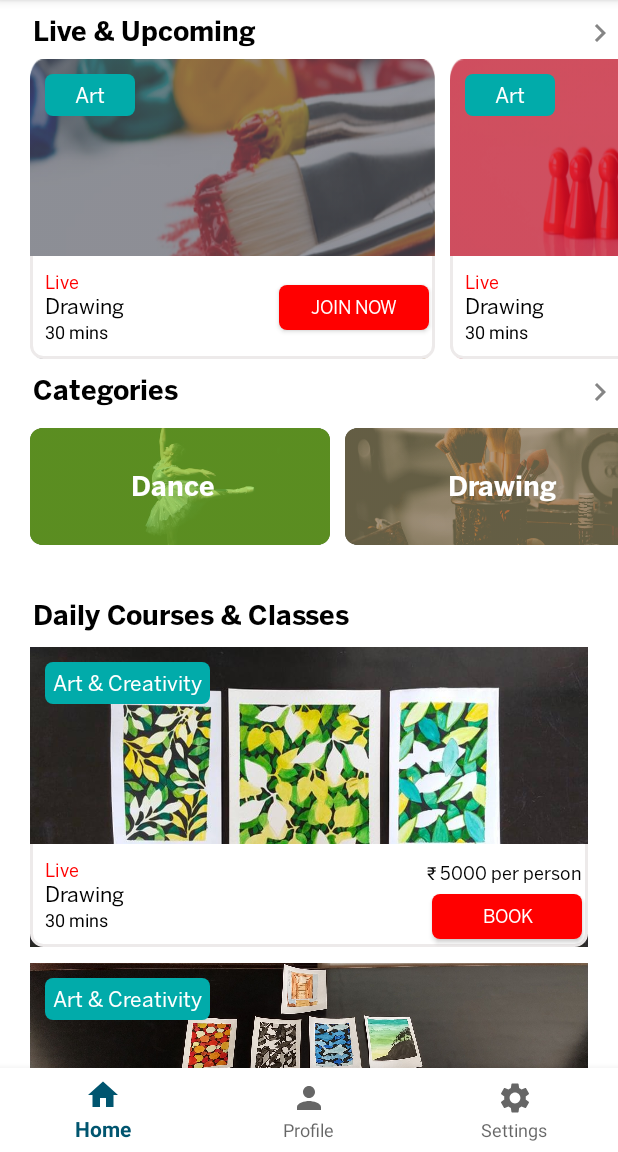
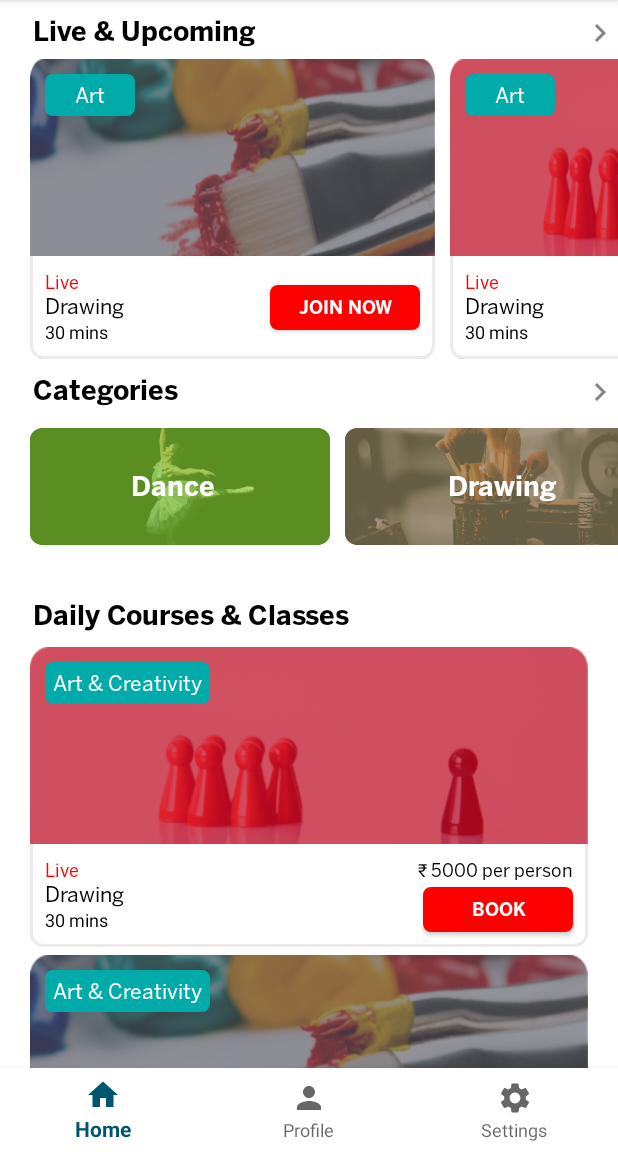
Before and after one commit to MeetShah29/ClassPartyTask, an Android app: the screen it shows after launch (MainActivity), on a phone screen of 412 x 824 dp, the part 84-1236 px from its top. Run offline under Robolectric (Android 15) with nearby library versions, the phone set to English and light mode, and no system bars; our stand-ins replace Shimmer.

Commit message:
Fixed UI

```diff
--- a/app/src/main/res/drawable/card_edge.xml
+++ b/app/src/main/res/drawable/card_edge.xml
@@ -3,6 +3,5 @@
     <stroke
         android:width="2dp"
         android:color="#EDEAEA" />
-    <corners android:topLeftRadius="5dp" android:bottomLeftRadius="5dp"
-        android:topRightRadius="0.1dp" android:bottomRightRadius="0.1dp"/>
+    <corners android:radius="10dp"/>
 </shape>
--- a/app/src/main/res/layout/art_classes.xml
+++ b/app/src/main/res/layout/art_classes.xml
@@ -114,10 +114,10 @@
                         android:layout_width="100dp"
                         android:layout_height="30dp"
                         android:layout_marginTop="10dp"
-                        android:layout_marginEnd="4dp"
+                        android:layout_marginEnd="10dp"
                         android:layout_marginBottom="10dp"
                         android:background="@drawable/rounded_button"
-                        android:fontFamily="@font/benton_sans_regular"
+                        android:fontFamily="@font/benton_sans_bold"
                         android:text="@string/join_now"
                         android:textColor="@color/white"
                         android:textSize="12sp"
@@ -207,10 +207,10 @@
                         android:layout_width="100dp"
                         android:layout_height="30dp"
                         android:layout_marginTop="10dp"
-                        android:layout_marginEnd="4dp"
+                        android:layout_marginEnd="10dp"
                         android:layout_marginBottom="10dp"
                         android:background="@drawable/rounded_button"
-                        android:fontFamily="@font/benton_sans_regular"
+                        android:fontFamily="@font/benton_sans_bold"
                         android:text="@string/join_now"
                         android:textColor="@color/white"
                         android:textSize="12sp"
@@ -295,14 +295,14 @@
                         app:layout_constraintTop_toBottomOf="@+id/intermediate3" />
 
                     <Button
-                        android:id="@+id/publishedDate3"
+                        android:id="@+id/joinBtn3"
                         android:layout_width="100dp"
                         android:layout_height="30dp"
                         android:layout_marginTop="10dp"
-                        android:layout_marginEnd="4dp"
+                        android:layout_marginEnd="10dp"
                         android:layout_marginBottom="10dp"
                         android:background="@drawable/rounded_button"
-                        android:fontFamily="@font/benton_sans_regular"
+                        android:fontFamily="@font/benton_sans_bold"
                         android:text="@string/join_now"
                         android:textColor="@color/white"
                         android:textSize="12sp"
--- a/app/src/main/res/layout/daily_courses.xml
+++ b/app/src/main/res/layout/daily_courses.xml
@@ -1,6 +1,5 @@
 <?xml version="1.0" encoding="utf-8"?>
-<androidx.constraintlayout.widget.ConstraintLayout
-    xmlns:android="http://schemas.android.com/apk/res/android"
+<androidx.constraintlayout.widget.ConstraintLayout xmlns:android="http://schemas.android.com/apk/res/android"
     xmlns:app="http://schemas.android.com/apk/res-auto"
     xmlns:tools="http://schemas.android.com/tools"
     android:layout_width="match_parent"
@@ -13,18 +12,18 @@
         android:layout_width="wrap_content"
         android:layout_height="wrap_content"
         android:layout_marginStart="22dp"
-        android:textSize="18sp"
         android:fontFamily="@font/benton_sans_bold"
         android:text="@string/dailCourses"
         android:textColor="#000000"
+        android:textSize="18sp"
         app:layout_constraintStart_toStartOf="parent"
         app:layout_constraintTop_toTopOf="parent" />
 
     <LinearLayout
         android:layout_width="match_parent"
         android:layout_height="wrap_content"
+        android:layout_marginLeft="20dp"
         android:layout_marginTop="5dp"
-            android:layout_marginLeft="20dp"
         android:layout_marginRight="20dp"
         android:orientation="vertical"
         app:layout_constraintStart_toStartOf="parent"
@@ -32,16 +31,16 @@
 
         <FrameLayout
             android:id="@+id/frameLayout1"
-                android:layout_marginBottom="5dp"
+            android:layout_width="match_parent"
+            android:layout_height="wrap_content"
             android:layout_marginTop="5dp"
-                android:layout_width="match_parent"
-                android:layout_height="wrap_content">
+            android:layout_marginBottom="5dp">
 
             <ImageView
                 android:layout_width="match_parent"
                 android:layout_height="200dp"
                 android:scaleType="fitXY"
-                    android:src="@drawable/leaves_in_deapth" />
+                android:src="@drawable/chess" />
 
             <TextView
                 android:layout_width="wrap_content"
@@ -101,10 +100,10 @@
                     android:id="@+id/bookBtn1"
                     android:layout_width="100dp"
                     android:layout_height="30dp"
-                        android:layout_marginEnd="4dp"
-                        android:layout_marginBottom="5dp"
+                    android:layout_marginEnd="10dp"
+                    android:layout_marginBottom="10dp"
                     android:background="@drawable/rounded_button"
-                        android:fontFamily="@font/benton_sans_regular"
+                    android:fontFamily="@font/benton_sans_bold"
                     android:text="@string/book"
                     android:textColor="@color/white"
                     android:textSize="12sp"
@@ -115,13 +114,12 @@
                     android:id="@+id/fees1"
                     android:layout_width="wrap_content"
                     android:layout_height="wrap_content"
-                        android:layout_marginTop="5dp"
-                        android:layout_marginEnd="4dp"
+                    android:layout_marginTop="10dp"
+                    android:layout_marginEnd="10dp"
                     android:fontFamily="@font/benton_sans_regular"
+                    android:text="@string/fivethousand"
                     android:textColor="@color/black"
                     android:textSize="12sp"
-                        android:text="@string/fivethousand"
-                        app:layout_constraintBottom_toTopOf="@+id/bookBtn1"
                     app:layout_constraintEnd_toEndOf="parent"
                     app:layout_constraintTop_toTopOf="parent" />
 
@@ -134,7 +132,6 @@
             android:layout_width="match_parent"
             android:layout_height="wrap_content"
             android:layout_marginBottom="5dp"
-                android:layout_marginTop="5dp"
             app:layout_constraintStart_toEndOf="@+id/cardview1"
             app:layout_constraintTop_toTopOf="parent">
 
@@ -142,7 +139,7 @@
                 android:layout_width="match_parent"
                 android:layout_height="200dp"
                 android:scaleType="fitXY"
-                    android:src="@drawable/polaroid" />
+                android:src="@drawable/colors" />
 
             <TextView
                 android:layout_width="wrap_content"
@@ -204,10 +201,10 @@
                     android:id="@+id/bookBtn2"
                     android:layout_width="100dp"
                     android:layout_height="30dp"
-                        android:layout_marginEnd="4dp"
-                        android:layout_marginBottom="5dp"
+                    android:layout_marginEnd="10dp"
+                    android:layout_marginBottom="10dp"
                     android:background="@drawable/rounded_button"
-                        android:fontFamily="@font/benton_sans_regular"
+                    android:fontFamily="@font/benton_sans_bold"
                     android:text="@string/book"
                     android:textColor="@color/white"
                     android:textSize="12sp"
@@ -218,13 +215,12 @@
                     android:id="@+id/fees2"
                     android:layout_width="wrap_content"
                     android:layout_height="wrap_content"
-                        android:layout_marginTop="5dp"
-                        android:layout_marginEnd="4dp"
+                    android:layout_marginTop="10dp"
+                    android:layout_marginEnd="10dp"
                     android:fontFamily="@font/benton_sans_regular"
                     android:text="@string/fourthousand"
                     android:textColor="@color/black"
                     android:textSize="12sp"
-                        app:layout_constraintBottom_toTopOf="@+id/bookBtn2"
                     app:layout_constraintEnd_toEndOf="parent"
                     app:layout_constraintTop_toTopOf="parent" />
 
@@ -236,15 +232,13 @@
             android:id="@+id/frameLayout3"
             android:layout_width="match_parent"
             android:layout_height="wrap_content"
-                android:layout_marginBottom="5dp"
-                android:layout_marginTop="5dp"
             app:layout_constraintTop_toTopOf="parent">
 
             <ImageView
                 android:layout_width="match_parent"
                 android:layout_height="200dp"
-                    android:scaleType="centerCrop"
-                    android:src="@drawable/fooddish" />
+                android:scaleType="fitXY"
+                android:src="@drawable/exams" />
 
             <TextView
                 android:layout_width="wrap_content"
@@ -306,10 +300,10 @@
                     android:id="@+id/bookBtn3"
                     android:layout_width="100dp"
                     android:layout_height="30dp"
-                        android:layout_marginEnd="4dp"
-                        android:layout_marginBottom="5dp"
+                    android:layout_marginEnd="10dp"
+                    android:layout_marginBottom="10dp"
                     android:background="@drawable/rounded_button"
-                        android:fontFamily="@font/benton_sans_regular"
+                    android:fontFamily="@font/benton_sans_bold"
                     android:text="@string/book"
                     android:textColor="@color/white"
                     android:textSize="12sp"
@@ -320,14 +314,12 @@
                     android:id="@+id/fees3"
                     android:layout_width="wrap_content"
                     android:layout_height="wrap_content"
-                        android:layout_marginTop="5dp"
-                        android:layout_marginEnd="4dp"
-                        android:layout_marginBottom="7dp"
+                    android:layout_marginTop="10dp"
+                    android:layout_marginEnd="10dp"
                     android:fontFamily="@font/benton_sans_regular"
                     android:text="@string/fourthousand"
                     android:textColor="@color/black"
                     android:textSize="12sp"
-                        app:layout_constraintBottom_toTopOf="@+id/bookBtn3"
                     app:layout_constraintEnd_toEndOf="parent"
                     app:layout_constraintTop_toTopOf="parent" />
 
--- a/app/src/main/res/values/strings.xml
+++ b/app/src/main/res/values/strings.xml
@@ -8,6 +8,8 @@
     <string name="yoga">Yoga</string>
     <string name="dance">Dance</string>
     <string name="art">Art</string>
+    <string name="news">News</string>
+    <string name="watch_now">Watch Now</string>
     <string name="fitness">Fitness</string>
     <string name="games">Games</string>
     <string name="food">Food</string>
@@ -17,6 +19,9 @@
     <string name="book">Book</string>
     <string name="dailCourses">Daily Courses &#38; Classes</string>
     <string name="artClasses">Art Classes</string>
+    <string name="source">Source</string>
+    <string name="date">Date</string>
+    <string name="title">Title</string>
 
     <!--Time!-->
     <string name="thirtymins">30 mins</string>
```
Also changed, not shown: app/src/main/java/com/example/news/Adapter.java (+5 -2 lines), app/src/main/res/layout/items.xml (+64 -38 lines), app/src/main/res/layout/live_classes.xml (+9 -9 lines), app/src/main/res/drawable/fooddish.jpg (added), 1 other file. Lines whose indentation alone changed are shown as unchanged.
